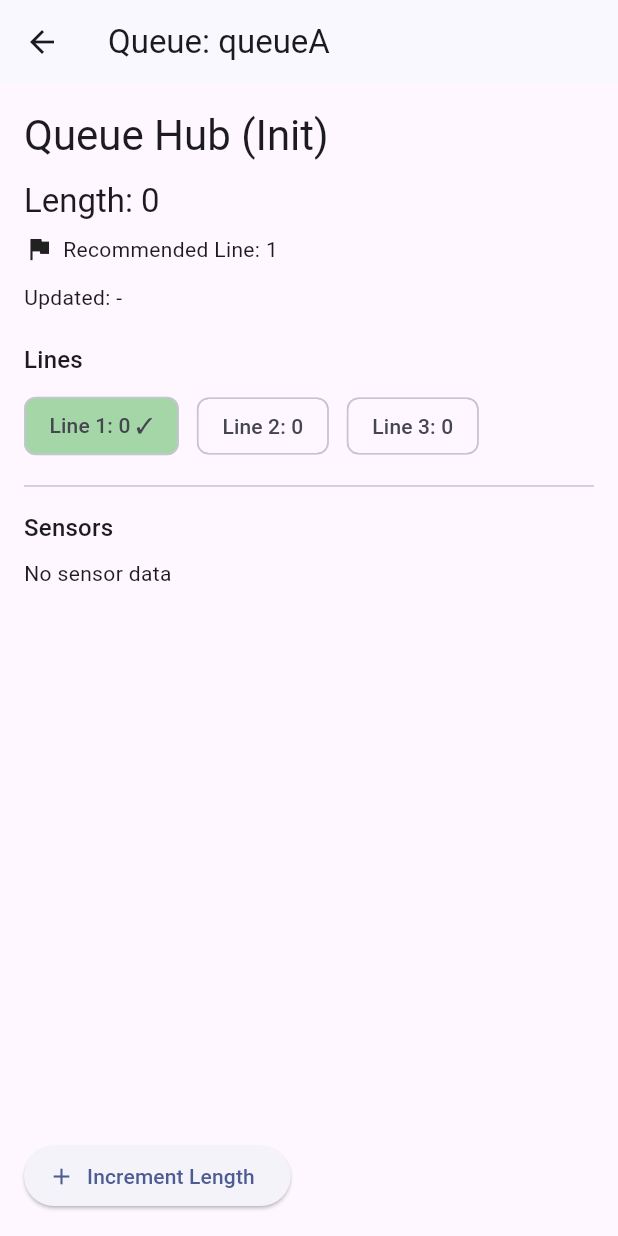
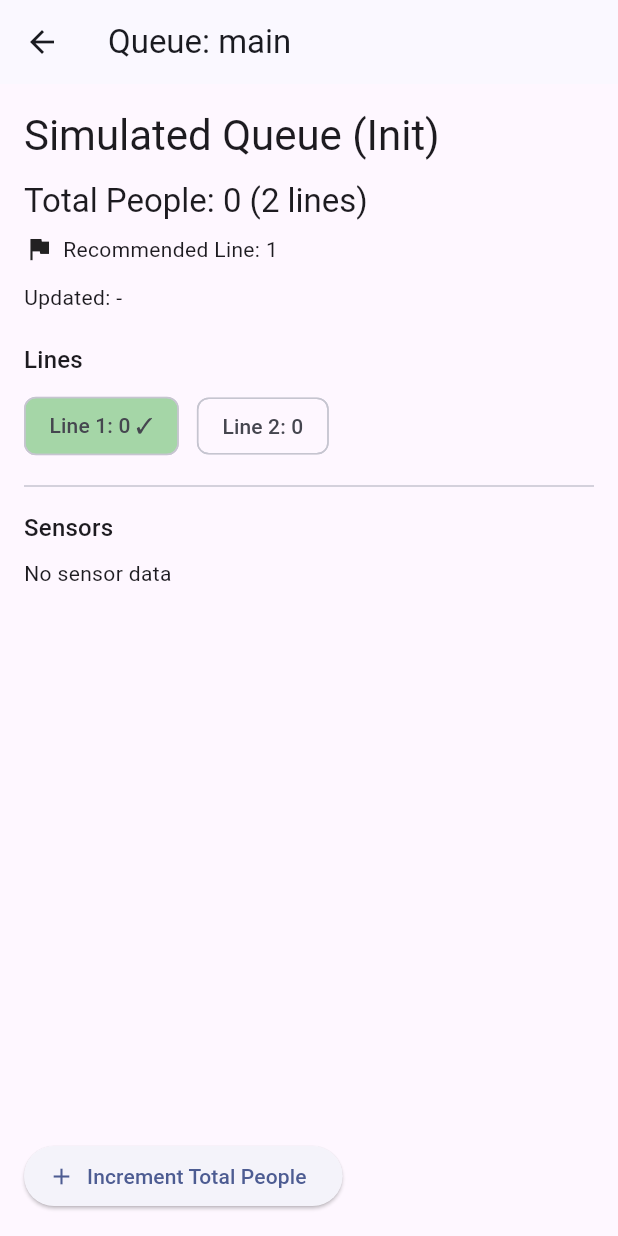
Before and after one commit to Victorhaim/IOT_Queue_Management, a Flutter app: the QueueView screen opened directly, on a phone screen of 412 x 824 dp. Run offline on Flutter 3.47's test engine with Material 3 defaults, Android fonts, the phone set to English and light mode, and no system bars; our stand-ins replace firebase_core, firebase_database, flutter_svg; accounts and stored records are empty.

Commit message:
Updates queue data properly

```diff
--- a/flutter_app/lib/components/queue_components.dart
+++ b/flutter_app/lib/components/queue_components.dart
@@ -189,7 +189,7 @@ class _QueueScreenState extends State<QueueScreen>
   }
 
   Widget _buildAnimatedNumber() {
-    final ref = FirebaseDatabase.instance.ref('queues/queueA/recommendedLine');
+    final ref = FirebaseDatabase.instance.ref('queues/main/recommendedLine');
     return StreamBuilder<DatabaseEvent>(
       stream: ref.onValue,
       builder: (context, snapshot) {
@@ -252,7 +252,7 @@ class _QueueScreenState extends State<QueueScreen>
   }
 
   Widget _buildDynamicPlaceBox() {
-    final queueRef = FirebaseDatabase.instance.ref('queues/queueA');
+    final queueRef = FirebaseDatabase.instance.ref('queues/main');
     return StreamBuilder<DatabaseEvent>(
       stream: queueRef.onValue,
       builder: (context, snapshot) {
@@ -339,30 +339,30 @@ class _QueueScreenState extends State<QueueScreen>
       final snap = await queueRef.get();
       if (!snap.exists) {
         await queueRef.set({
-          'name': 'Queue Hub (Init)',
-          'length': 0,
-          'lines': {'1': 0, '2': 0, '3': 0},
+          'name': 'Simulated Queue (Init)',
+          'totalPeople': 0,
+          'numberOfLines': 2,
           'recommendedLine': 1,
-          'sensors': {},
+          'lines': {'1': 0, '2': 0},
           'updatedAt': ServerValue.timestamp,
         });
         // ignore: avoid_print
-        print('[Init] queueA created');
+        print('[Init] queues/main created');
       } else {
         final val = snap.value;
         if (val is Map && val['lines'] == null) {
           await queueRef.update({
-            'lines': {'1': 0, '2': 0, '3': 0},
+            'lines': {'1': 0, '2': 0},
             'recommendedLine': 1,
             'updatedAt': ServerValue.timestamp,
           });
           // ignore: avoid_print
-          print('[Init] queueA lines initialized');
+          print('[Init] queues/main lines initialized');
         }
       }
     } catch (e) {
       // ignore: avoid_print
-      print('[Init] queueA initialization error: $e');
+      print('[Init] queues/main initialization error: $e');
     }
   }
 
@@ -397,7 +397,7 @@ class _QueueScreenState extends State<QueueScreen>
   }
 
   Widget _buildDebugPanel() {
-    final ref = FirebaseDatabase.instance.ref('queues/queueA');
+    final ref = FirebaseDatabase.instance.ref('queues/main');
     return Container(
       width: 360,
       padding: const EdgeInsets.all(12),
@@ -428,9 +428,7 @@ class _QueueScreenState extends State<QueueScreen>
                   const SizedBox(height: 4),
                   Text('recommendedLine: $rec'),
                   Text('lines: ${lines is Map ? lines : lines.toString()}'),
-                  Text(
-                    'length: ${val['length']} updatedAt: ${val['updatedAt']}',
-                  ),
+                  Text('length: ${val['totalPeople']} updatedAt: ${val['updatedAt']}'),
                   if (lines is Map && rec != null) ...[
                     const Divider(),
                     Builder(
@@ -487,10 +485,10 @@ class _QueueScreenState extends State<QueueScreen>
       onPressed: () {
         Navigator.of(
           context,
-        ).push(MaterialPageRoute(builder: (_) => QueueView(queueId: 'queueA')));
+        ).push(MaterialPageRoute(builder: (_) => QueueView(queueId: 'main')));
       },
       icon: const Icon(Icons.list),
-      label: const Text('Open QueueA Live View'),
+      label: const Text('Open Queue Live View'),
       style: ElevatedButton.styleFrom(
         backgroundColor: Colors.deepPurple,
         foregroundColor: Colors.white,
@@ -574,21 +572,17 @@ class _QueueScreenState extends State<QueueScreen>
     });
 
     try {
-      // Write test data to Realtime Database
+      // Write test data to Realtime Database - using the same path as C++ simulator
       DatabaseReference ref = FirebaseDatabase.instance.ref(
-        'queue_data/test_queue',
+        'queues/main',
       );
-      await ref.set({
-        'queue_number': 5,
-        'people_in_line': 8,
-        'estimated_wait_time': 15,
-        'timestamp': ServerValue.timestamp,
-        'status': 'active',
-        'sensor_data': {
-          'temperature': 23.5,
-          'occupancy': 0.7,
-          'last_update': DateTime.now().toIso8601String(),
-        },
+      await ref.update({
+        'totalPeople': 12,
+        'recommendedLine': 2,
+        'lines': {'1': 5, '2': 7},
+        'numberOfLines': 2,
+        'name': 'Test Queue from Flutter',
+        'updatedAt': ServerValue.timestamp,
       });
 
       setState(() {
--- a/flutter_app/lib/graphics/queue_view.dart
+++ b/flutter_app/lib/graphics/queue_view.dart
@@ -50,6 +50,7 @@ class QueueView extends StatelessWidget {
 
           final name = data['name']?.toString() ?? 'Unknown Queue';
           final totalPeople = _asInt(data['totalPeople']) ?? _asInt(data['length']) ?? 0;
+          final numberOfLines = _asInt(data['numberOfLines']) ?? 0;
           final recommendedLine = _asInt(data['recommendedLine']);
           final lines = _normalizeMap(data['lines']);
           final sensors = _normalizeMap(data['sensors']);
@@ -66,7 +67,7 @@ class QueueView extends StatelessWidget {
                 Text(name, style: Theme.of(context).textTheme.headlineMedium),
                 const SizedBox(height: 12),
                 Text(
-                  'Length: $totalPeople',
+                  'Total People: $totalPeople${numberOfLines > 0 ? ' (${numberOfLines} lines)' : ''}',
                   style: Theme.of(context).textTheme.titleLarge,
                 ),
                 if (recommendedLine != null) ...[
@@ -127,11 +128,10 @@ class QueueView extends StatelessWidget {
                     // Simple demo increment using raw Firebase update
                     await _queueService.updateQueueFields(queueId, {
                       'totalPeople': totalPeople + 1,
-                      'length': totalPeople + 1,
                     });
                   },
                   icon: const Icon(Icons.add),
-                  label: const Text('Increment Length'),
+                  label: const Text('Increment Total People'),
                 ),
               ],
             ),
```
